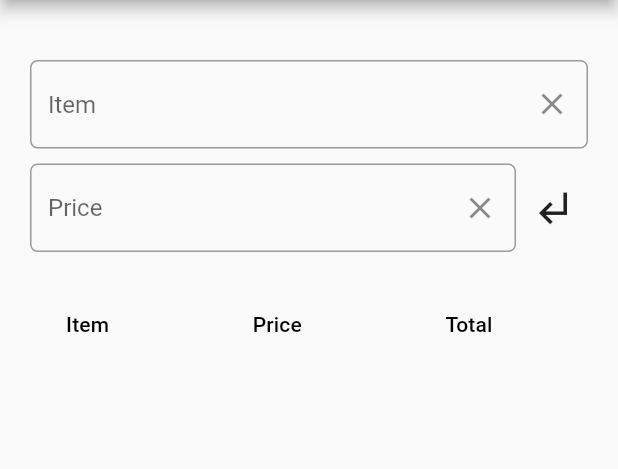
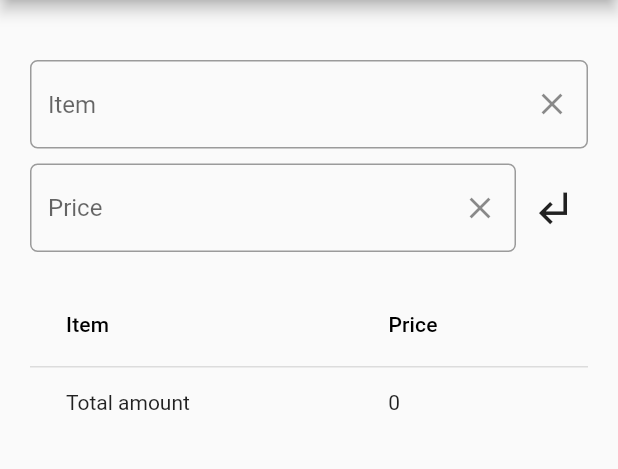
Before and after one commit to mt-tadayon/map_tutorial, a Flutter app: the screen it shows after launch, on a phone screen of 412 x 824 dp, the part 84-553 px from its top. Run offline on Flutter 3.47's test engine with Material 2 defaults, Android fonts, the light colour scheme and no system bars.

Commit message:
Add total amount

```diff
--- a/lib/dashboard.dart
+++ b/lib/dashboard.dart
@@ -81,20 +81,15 @@ class _DashboardState extends State<Dashboard> {
           SizedBox(
             height: 20,
           ),
-          DataTable(
-            columns: [
+          DataTable(columns: [
             DataColumn(
               label: Text('Item'),
             ),
             DataColumn(
               label: Text('Price'),
             ),
-              DataColumn(
-                label: Text('Total'),
-              ),
-            ],
-            rows: items
-                .map(
+          ], rows: [
+            ...items.map(
               (element) => DataRow(
                 cells: [
                   DataCell(
@@ -103,14 +98,18 @@ class _DashboardState extends State<Dashboard> {
                   DataCell(
                     Text(element.itemPrice),
                   ),
-                      DataCell(
-                        Text(element.itemPrice),
-                      ),
                 ],
               ),
+            ),
+            DataRow(cells: [
+              DataCell(Text('Total amount')),
+              DataCell(
+                Text(items
+                    .fold(0, (prev, el) => prev + double.parse(el.itemPrice))
+                    .toString()),
               )
-                .toList(),
-          )
+            ])
+          ])
         ],
       ),
     );
```
Lines whose indentation alone changed are shown as unchanged.
